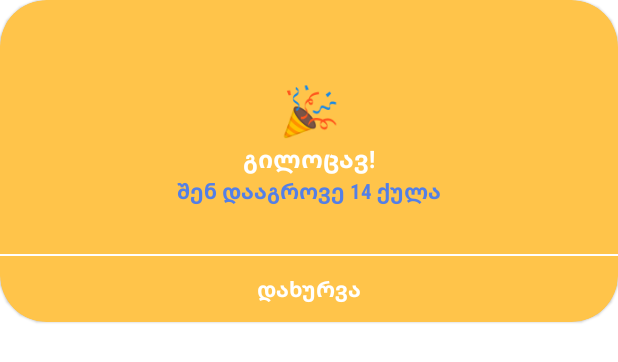
After one commit to bchmsl/QuizApp, an Android app: the layout layout_dialog_alert.xml on its own in the app's theme, with its tools: preview values and no code run, on a phone screen of 412 x 824 dp. The commit adds this screen. Shown: the top 362 px of the screen. Run offline under Robolectric (Android 15) with nearby library versions, the phone set to English and light mode, and no system bars.

Commit message:
Added popup designs

```diff
--- a/app/src/main/res/layout/fragment_question.xml
+++ b/app/src/main/res/layout/fragment_question.xml
@@ -6,7 +6,6 @@
     android:layout_height="match_parent"
     android:orientation="vertical"
     tools:context=".presentation.ui.question.fragment.QuestionFragment">
-
 
     <com.space.quizapp.presentation.ui.question.view.CustomGreyVector
         android:id="@+id/customGreyVector"
--- /dev/null
+++ b/app/src/main/res/layout/layout_dialog_alert.xml
@@ -0,0 +1,74 @@
+<?xml version="1.0" encoding="utf-8"?>
+<com.google.android.material.card.MaterialCardView xmlns:android="http://schemas.android.com/apk/res/android"
+    xmlns:app="http://schemas.android.com/apk/res-auto"
+    xmlns:tools="http://schemas.android.com/tools"
+    android:layout_width="match_parent"
+    android:layout_height="wrap_content"
+    app:cardBackgroundColor="@color/yellow_primary"
+    app:cardCornerRadius="31dp">
+
+    <androidx.constraintlayout.widget.ConstraintLayout
+        android:layout_width="match_parent"
+        android:layout_height="match_parent"
+        android:paddingVertical="12dp">
+
+        <androidx.appcompat.widget.AppCompatTextView
+            android:id="@+id/titleTextView"
+            android:layout_width="match_parent"
+            android:layout_height="wrap_content"
+            android:layout_marginTop="39dp"
+            android:gravity="center"
+            android:textSize="32sp"
+            android:textColor="@color/white"
+            android:textStyle="bold"
+            android:letterSpacing="0"
+            android:fontFamily="sans-serif-condensed-medium"
+            app:layout_constraintTop_toTopOf="parent"
+            tools:text="🎉" />
+
+        <androidx.appcompat.widget.AppCompatTextView
+            android:id="@+id/messageTextView"
+            android:layout_width="match_parent"
+            android:layout_height="wrap_content"
+            android:gravity="center"
+            android:textSize="16sp"
+            android:textColor="@color/white"
+            android:textStyle="bold"
+            android:letterSpacing="0"
+            android:fontFamily="sans-serif-condensed-medium"
+            app:layout_constraintTop_toBottomOf="@id/titleTextView"
+            tools:text="გილოცავ!" />
+
+        <androidx.appcompat.widget.AppCompatTextView
+            android:id="@+id/descriptionTextView"
+            android:layout_width="match_parent"
+            android:layout_height="wrap_content"
+            android:gravity="center"
+            android:textSize="14sp"
+            android:textColor="@color/blue_secondary_default"
+            android:textStyle="bold"
+            android:letterSpacing="0"
+            android:fontFamily="sans-serif-condensed-medium"
+            app:layout_constraintTop_toBottomOf="@id/messageTextView"
+            tools:text="შენ დააგროვე 14 ქულა" />
+
+        <View
+            android:layout_width="match_parent"
+            android:layout_height="1dp"
+            android:background="@color/white"
+            app:layout_constraintTop_toBottomOf="@id/descriptionTextView"
+            android:layout_marginTop="32dp"/>
+
+        <androidx.appcompat.widget.AppCompatTextView
+            android:layout_width="match_parent"
+            android:layout_height="wrap_content"
+            app:layout_constraintTop_toBottomOf="@id/descriptionTextView"
+            android:layout_marginTop="45dp"
+            android:text="@string/close"
+            android:gravity="center"
+            android:textStyle="bold"
+            android:textColor="@color/white"/>
+
+    </androidx.constraintlayout.widget.ConstraintLayout>
+
+</com.google.android.material.card.MaterialCardView>
--- a/app/src/main/res/values/strings.xml
+++ b/app/src/main/res/values/strings.xml
@@ -10,4 +10,9 @@
     <string name="next">შემდეგი</string>
     <string name="finish">დასრულება</string>
     <string name="not_earned_warning">🧐\nსამწუხაროდ, ქულები ჯერ არ გაქვს დაგროვილი.</string>
+    <string name="yes">კი</string>
+    <string name="no">არა</string>
+    <string name="close">დახურვა</string>
+    <string name="exit_prompt">ნამდვილად გსურს გასვლა?</string>
+    <string name="stop_quiz_prompt">ნამდვილად გსურს ქვიზის შეწყვეტა?</string>
 </resources>
```
Also changed, not shown: app/src/main/res/layout/layout_dialog_prompt.xml (added, +65 -0 lines).
